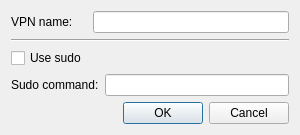
Above: qopenvpn/qopenvpnsettings.ui from xmikos/qopenvpn before the change. Below: the same form after it.
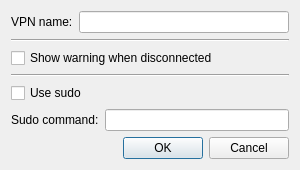
That is the form after the change.

Commit message: Show warning when disconnected from VPN

The edit to the form file:
```diff
--- a/qopenvpn/qopenvpnsettings.ui
+++ b/qopenvpn/qopenvpnsettings.ui
@@ -7,7 +7,7 @@
     <x>0</x>
     <y>0</y>
     <width>300</width>
-    <height>120</height>
+    <height>150</height>
    </rect>
   </property>
   <property name="windowTitle">
@@ -31,24 +31,38 @@
      </property>
     </widget>
    </item>
-   <item row="2" column="0">
+   <item row="2" column="0" colspan="3">
+    <widget class="QCheckBox" name="warningCheckBox">
+     <property name="text">
+      <string>Show warning when disconnected</string>
+     </property>
+    </widget>
+   </item>
+   <item row="3" column="0" colspan="3">
+    <widget class="Line" name="line_2">
+     <property name="orientation">
+      <enum>Qt::Horizontal</enum>
+     </property>
+    </widget>
+   </item>
+   <item row="4" column="0" colspan="3">
     <widget class="QCheckBox" name="sudoCheckBox">
      <property name="text">
       <string>Use sudo</string>
      </property>
     </widget>
    </item>
-   <item row="3" column="0" colspan="2">
+   <item row="5" column="0" colspan="2">
     <widget class="QLabel" name="label_2">
      <property name="text">
       <string>Sudo command:</string>
      </property>
     </widget>
    </item>
-   <item row="3" column="2">
+   <item row="5" column="2">
     <widget class="QLineEdit" name="sudoCommandEdit"/>
    </item>
-   <item row="4" column="0" colspan="3">
+   <item row="6" column="0" colspan="3">
     <widget class="QDialogButtonBox" name="buttonBox">
      <property name="orientation">
       <enum>Qt::Horizontal</enum>
```
Left out of the diff: 8 changed lines with no effect on the pictures. The commit also changes 4 other files.
